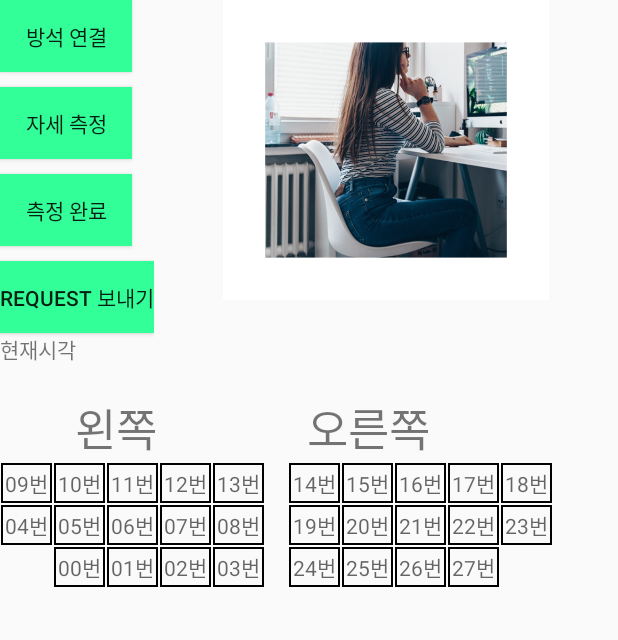
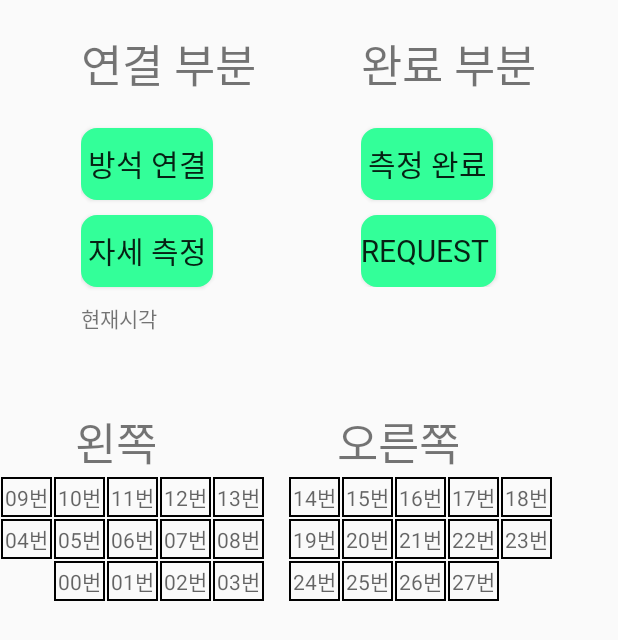
Before and after one commit to HubNeyamar11/waistand, an Android app: the layout fragment_1.xml on its own in the app's theme, with its tools: preview values and no code run, on a phone screen of 412 x 824 dp. Shown: the top 640 px of the screen. Run offline under Robolectric (Android 15) with nearby library versions, the phone set to English and light mode, and no system bars.

Commit message:
폰트 및 디자인 수정

```diff
--- a/app/src/main/AndroidManifest.xml
+++ b/app/src/main/AndroidManifest.xml
@@ -13,15 +13,15 @@
         android:supportsRtl="true"
         android:theme="@style/AppTheme">
         <activity android:name=".SplashActivity" >
+
+        </activity>
+        <activity android:name=".MainActivity" />
+        <activity android:name=".SubActivity">
             <intent-filter>
                 <action android:name="android.intent.action.MAIN" />
 
                 <category android:name="android.intent.category.LAUNCHER" />
             </intent-filter>
-        </activity>
-        <activity android:name=".MainActivity" />
-        <activity android:name=".SubActivity">
-
         </activity>
         <activity android:name=".SignUpActivity" />
         <activity
--- /dev/null
+++ b/app/src/main/res/drawable/button_background.xml
@@ -0,0 +1,12 @@
+<?xml version="1.0" encoding="utf-8"?>
+<shape xmlns:android="http://schemas.android.com/apk/res/android">
+    <solid android:color="@color/colorGreen"/>
+    <corners
+        android:bottomLeftRadius="10dp"
+        android:bottomRightRadius="10dp"
+        android:topLeftRadius="10dp"
+        android:topRightRadius="10dp" />
+    <stroke
+        android:width="1dp"
+        android:color="@color/colorGreen" />
+</shape>
--- /dev/null
+++ b/app/src/main/res/font/font.xml
@@ -0,0 +1,8 @@
+<?xml version="1.0" encoding="utf-8"?>
+<font-family xmlns:android="http://schemas.android.com/apk/res/android">
+    <font
+        android:fontStyle="normal"
+        android:fontWeight="300"
+        android:font="@font/binggraemelona"
+        />
+</font-family>
--- a/app/src/main/res/layout/fragment_1.xml
+++ b/app/src/main/res/layout/fragment_1.xml
@@ -17,51 +17,59 @@
         <LinearLayout
             android:orientation="horizontal"
             android:layout_width="wrap_content"
+            android:layout_gravity="center"
+            android:paddingTop="20dp"
             android:layout_height="wrap_content">
             <LinearLayout
                 android:orientation="vertical"
-                android:layout_width="wrap_content"
-                android:layout_height="wrap_content">
+                android:layout_width="match_parent"
+                android:layout_height="wrap_content"
+                android:paddingRight="70dp">
+                <TextView
+                    android:fontFamily="@font/binggraemelona"
+                    android:layout_width="wrap_content"
+                    android:layout_height="wrap_content"
+                    android:text="연결 부분"
+                    android:textSize="30dp"
+                    android:paddingBottom="20dp"
+                    />
                 <Button
+                    android:fontFamily="@font/binggraemelona"
                     android:id="@+id/btnConnect"
                     android:layout_width="wrap_content"
                     android:layout_height="wrap_content"
-                    android:background="@color/colorGreen"
+                    android:background="@drawable/button_background"
+                    android:textSize="20dp"
                     android:layout_marginBottom="10dp"
+
+
                     android:text="방석 연결"/>
 
 
                 <Button
+                    android:fontFamily="@font/binggraemelona"
                     android:id="@+id/btnSend"
                     android:layout_width="wrap_content"
                     android:layout_height="wrap_content"
                     android:text="자세 측정"
                     android:layout_marginBottom="10dp"
-                    android:background="@color/colorGreen"
+
+                    android:background="@drawable/button_background"
+                    android:textSize="20dp"
                     />
 
-                <Button
-                    android:id="@+id/btnStop"
-                    android:text="측정 완료"
-                    android:layout_width="wrap_content"
-                    android:layout_height="wrap_content"
-                    android:layout_marginBottom="10dp"
-                    android:background="@color/colorGreen"/>
 
-                <Button
-                    android:id="@+id/btnRequest"
-                    android:text="request 보내기"
-                    android:layout_width="wrap_content"
-                    android:layout_height="wrap_content"
-                    android:background="@color/colorGreen"/>
 
                 <TextView
+
+                    android:fontFamily="@font/binggraemelona"
                     android:id="@+id/tvTime"
                     android:layout_width="wrap_content"
                     android:layout_height="wrap_content"
                     android:text="현재시각"/>
 
                 <TextView
+                    android:fontFamily="@font/binggraemelona"
                     android:id="@+id/tvCurretTime"
                     android:layout_width="wrap_content"
                     android:layout_height="wrap_content"
@@ -74,12 +82,34 @@
                 android:orientation="vertical"
                 android:layout_width="wrap_content"
                 android:layout_height="wrap_content">
+                <TextView
+                    android:fontFamily="@font/binggraemelona"
+                    android:layout_width="wrap_content"
+                    android:layout_height="wrap_content"
+                    android:text="완료 부분"
+                    android:textSize="30dp"
+                    android:paddingBottom="20dp"
+                    />
+                <Button
+                    android:fontFamily="@font/binggraemelona"
+                    android:id="@+id/btnStop"
+                    android:text="측정 완료"
+                    android:layout_width="wrap_content"
+                    android:layout_height="wrap_content"
+                    android:layout_marginBottom="10dp"
+                    android:background="@drawable/button_background"
+                    android:textSize="20dp"/>
 
-                <ImageView
-                    android:id="@+id/imageView2"
+                <Button
+                    android:fontFamily="@font/binggraemelona"
+                    android:id="@+id/btnRequest"
+                    android:text="request "
                     android:layout_width="wrap_content"
-                    android:layout_height="200dp"
-                    android:src="@drawable/chair" />
+                    android:layout_height="wrap_content"
+                    android:background="@drawable/button_background"
+                    android:textSize="20dp"/>
+
+
             </LinearLayout>
         </LinearLayout>
 
@@ -88,8 +118,10 @@
         <LinearLayout
             android:layout_width="match_parent"
             android:layout_height="match_parent"
-            android:orientation="horizontal">
+            android:orientation="horizontal"
+            android:paddingTop="30dp">
             <TextView
+                android:fontFamily="@font/binggraemelona"
                 android:id="@+id/tvLeft"
                 android:text="왼쪽"
                 android:layout_width="wrap_content"
@@ -98,9 +130,11 @@
                 android:paddingRight="100dp"
                 android:paddingLeft="50dp"/>
             <TextView
+                android:fontFamily="@font/binggraemelona"
                 android:id="@+id/tvRight"
                 android:textSize="30dp"
                 android:text="오른쪽"
+                android:paddingLeft="20dp"
                 android:layout_width="wrap_content"
                 android:layout_height="wrap_content"/>
 
--- a/app/src/main/res/layout/fragment_3.xml
+++ b/app/src/main/res/layout/fragment_3.xml
@@ -23,12 +23,14 @@
                 android:layout_gravity="center"
                 android:layout_marginTop="30dp">
                 <TextView
+                    android:fontFamily="@font/binggraemelona"
                     android:id="@+id/timeTextView"
                     android:layout_width="wrap_content"
                     android:layout_height="wrap_content"
                     android:text="오늘 총 착석시간 : "
                     android:textSize="20dp"/>
                 <TextView
+                    android:fontFamily="@font/binggraemelona"
                     android:id="@+id/todayTime"
                     android:layout_width="wrap_content"
                     android:layout_height="wrap_content"
```
Also changed, not shown: 2 other files.
